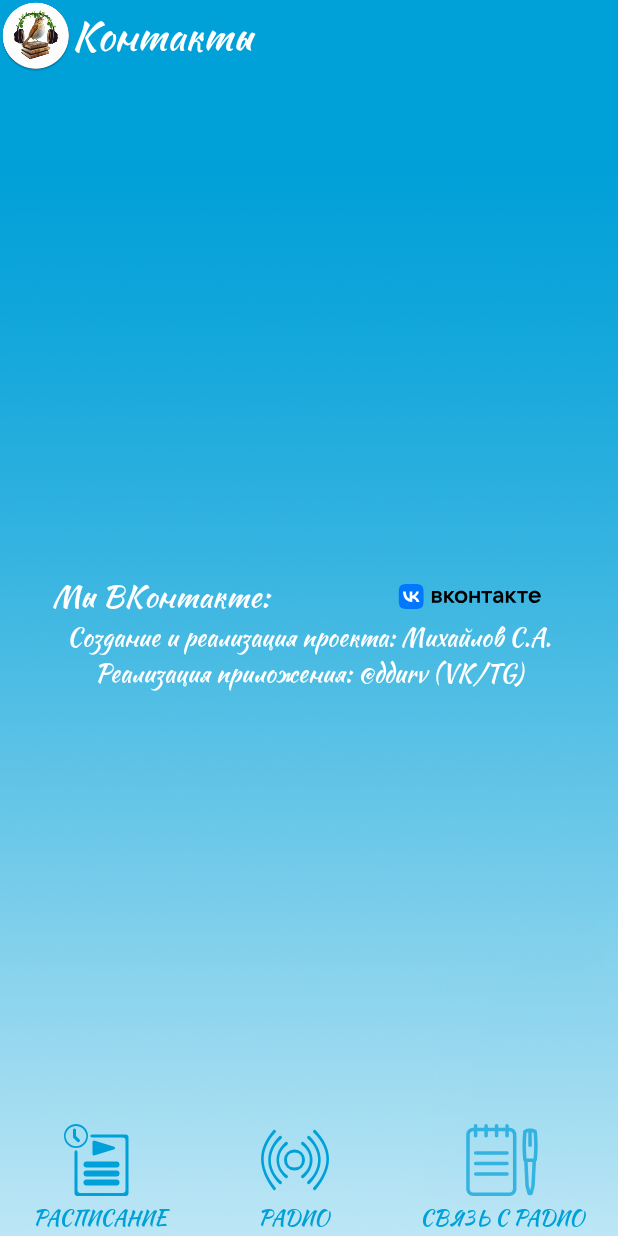
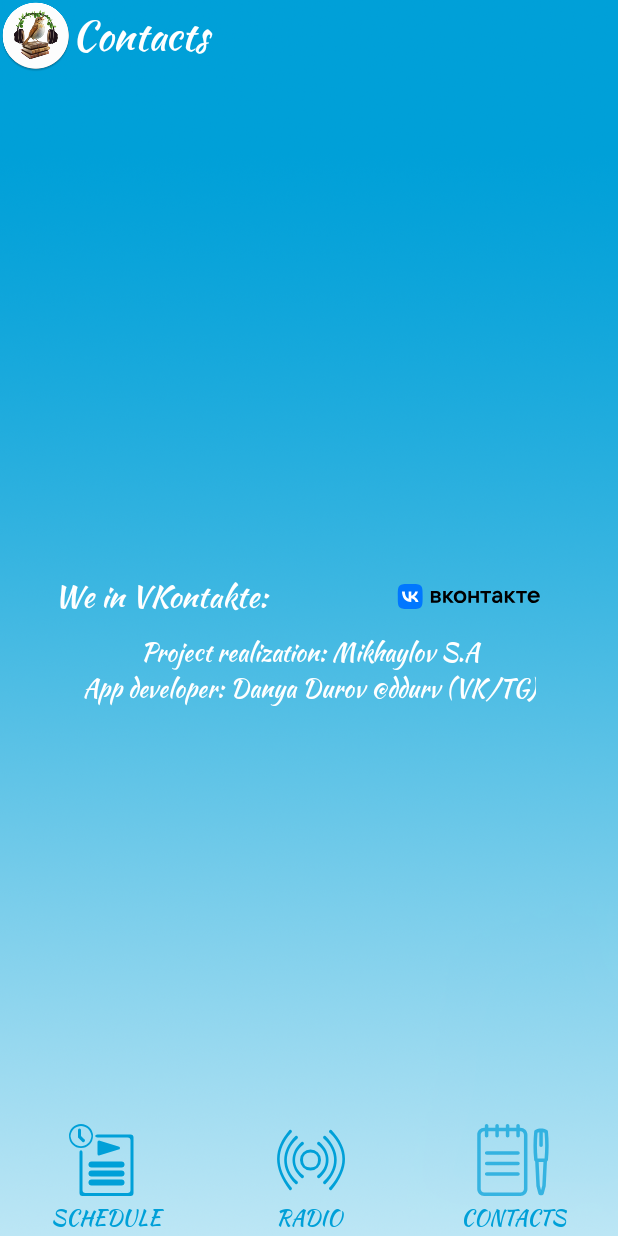
Before and after one commit to ddurov/InternetRadio, an Android app: the ContactsActivity screen opened directly, with no data from a screen before it, on a phone screen of 412 x 824 dp. Run offline under Robolectric (Android 15) with nearby library versions, the phone set to English and light mode, and no system bars.

Commit message:
implemented english/russian lang

```diff
--- a/app/src/main/res/layout/activity_contacts.xml
+++ b/app/src/main/res/layout/activity_contacts.xml
@@ -2,6 +2,7 @@
 <androidx.constraintlayout.widget.ConstraintLayout xmlns:android="http://schemas.android.com/apk/res/android"
     xmlns:app="http://schemas.android.com/apk/res-auto"
     xmlns:tools="http://schemas.android.com/tools"
+    android:id="@+id/projectRealizeTexts"
     android:layout_width="match_parent"
     android:layout_height="match_parent"
     tools:context=".ContactsActivity">
@@ -29,7 +30,7 @@
             android:layout_weight="1"
             android:fontFamily="@font/handwriting"
             android:gravity="center|start"
-            android:text="Контакты"
+            android:text="@string/contacts"
             android:textColor="#FFFFFF"
             android:textSize="26sp" />
 
@@ -53,14 +54,14 @@
             android:layout_weight="1"
             android:fontFamily="@font/handwriting"
             android:gravity="center"
-            android:text="Мы ВКонтакте:"
+            android:text="@string/WeInVKontakte"
             android:textColor="@android:color/white"
             android:textSize="20sp" />
 
         <ImageButton
             android:id="@+id/VKontakteButton"
             android:layout_width="wrap_content"
-            android:layout_height="match_parent"
+            android:layout_height="wrap_content"
             android:layout_weight="1"
             android:background="@android:color/transparent"
             android:src="@drawable/vk" />
@@ -76,22 +77,22 @@
         app:layout_constraintTop_toBottomOf="@+id/VKontakte">
 
         <TextView
-            android:id="@+id/generalProjectManager"
+            android:id="@+id/projectRealization"
             android:layout_width="match_parent"
             android:layout_height="wrap_content"
             android:fontFamily="@font/handwriting"
             android:gravity="center"
-            android:text="Создание и реализация проекта: Михайлов С.А."
+            android:text="@string/ProjectRealization"
             android:textColor="@android:color/white"
             android:textSize="16sp" />
 
         <TextView
-            android:id="@+id/appCreator"
+            android:id="@+id/appDeveloper"
             android:layout_width="match_parent"
             android:layout_height="wrap_content"
             android:fontFamily="@font/handwriting"
             android:gravity="center"
-            android:text="Реализация приложения: @ddurv (VK/TG)"
+            android:text="@string/AppDeveloper"
             android:textColor="@android:color/white"
             android:textSize="16sp" />
     </LinearLayout>
@@ -115,7 +116,7 @@
             android:drawableTop="@drawable/nav_button_to_schedule"
             android:drawablePadding="4dp"
             android:fontFamily="@font/handwriting"
-            android:text="Расписание"
+            android:text="@string/schedule"
             android:textColor="@color/defaultColor" />
 
         <Button
@@ -127,7 +128,7 @@
             android:drawableTop="@drawable/nav_button_to_radio"
             android:drawablePadding="4dp"
             android:fontFamily="@font/handwriting"
-            android:text="Радио"
+            android:text="@string/radio"
             android:textColor="@color/defaultColor" />
 
         <Button
@@ -139,7 +140,7 @@
             android:drawableTop="@drawable/nav_button_to_contacts"
             android:drawablePadding="4dp"
             android:fontFamily="@font/handwriting"
-            android:text="Связь с радио"
+            android:text="@string/contacts"
             android:textColor="@color/defaultColor" />
 
     </LinearLayout>
--- a/app/src/main/res/values/strings.xml
+++ b/app/src/main/res/values/strings.xml
@@ -1,3 +1,13 @@
 <resources>
-    <string name="app_name">Internet Radio</string>
+    <string name="app_name">Radio «Stikhiynoye»</string>
+    <string name="schedule">Schedule</string>
+    <string name="radio">Radio</string>
+    <string name="contacts">Contacts</string>
+    <string name="WeInVKontakte">We in VKontakte: </string>
+    <string name="ProjectRealization">Project realization: Mikhaylov S.A</string>
+    <string name="AppDeveloper">App developer: Danya Durov @ddurv (VK/TG)</string>
+    <string name="notification_loading">Loading...</string>
+    <string name="notification_loading_subtext">Please wait until data buffering</string>
+    <string name="notification_button_stop">Stop</string>
+    <string name="notification_button_play_pause">Play/Pause</string>
 </resources>
```
Also changed, not shown: app/src/main/res/layout/activity_listen.xml (+4 -5 lines), app/src/main/res/layout/activity_schedule.xml (+4 -4 lines), 1 other file.
